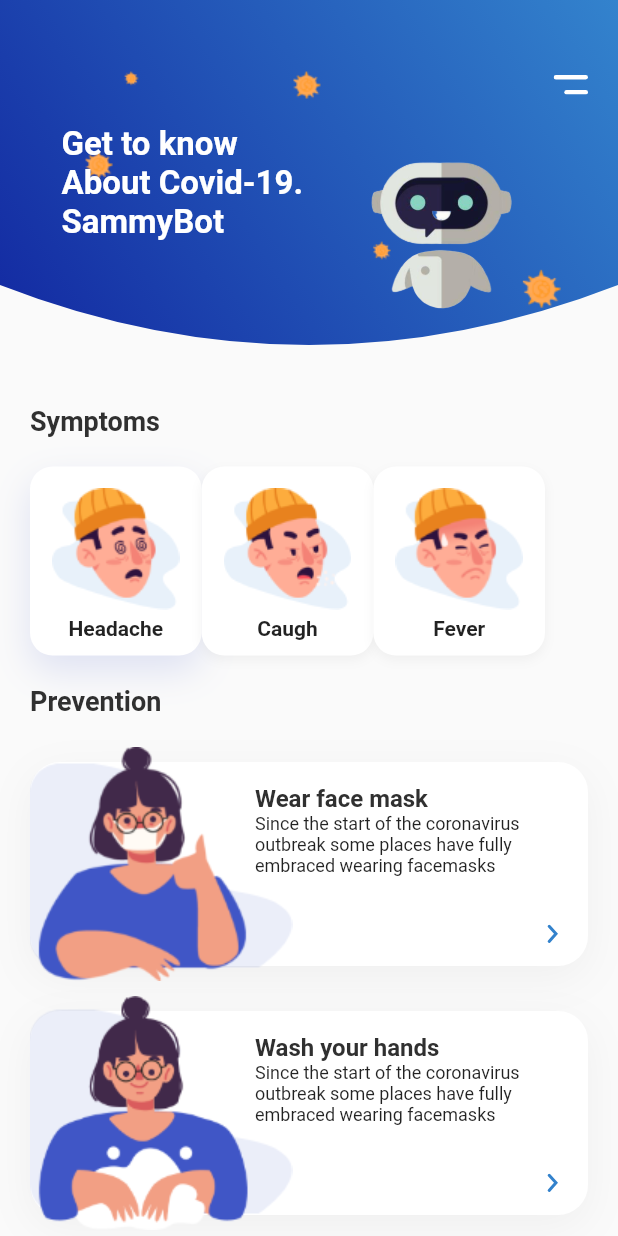
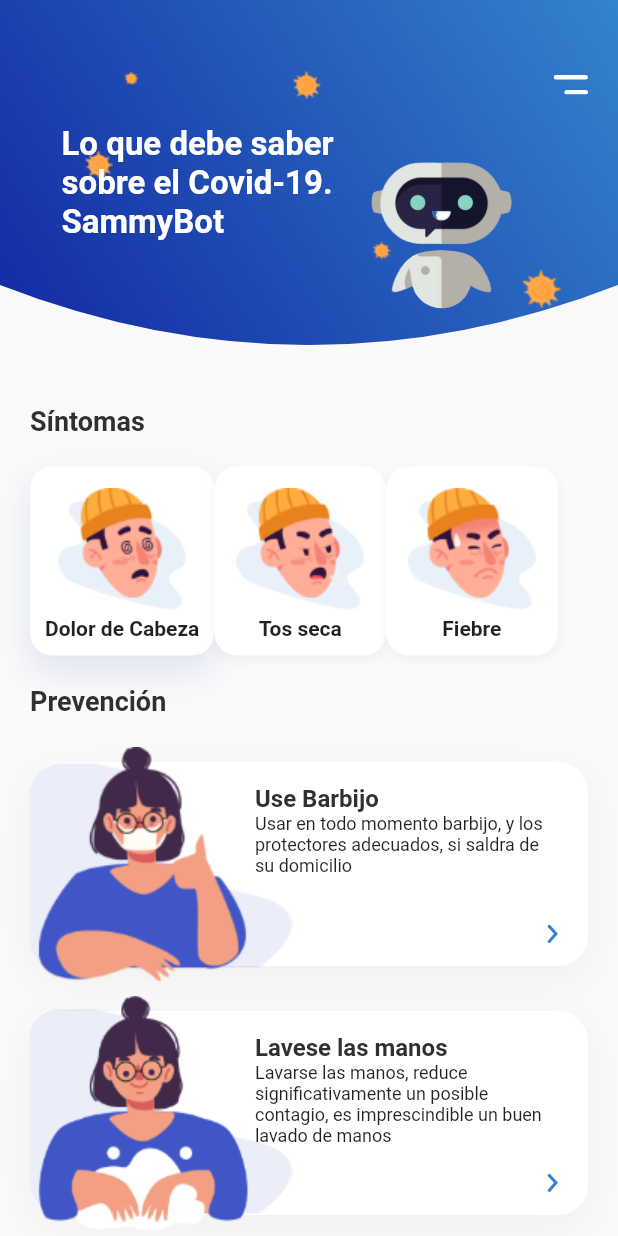
Before and after one commit to LuYaSC/FlutterSammyBotApp, a Flutter app: the InfoScreen screen opened directly, on a phone screen of 412 x 824 dp. Run offline on Flutter 3.47's test engine with Material 2 defaults, Android fonts, the phone set to English and light mode, and no system bars; our stand-ins replace flutter_icons, flutter_svg, location, splashscreen; missing offline and left inert: qrscan; project files that could hold a hidden picture were left out.

Commit message:
update information app

```diff
--- a/appsammybot/lib/info_screen.dart
+++ b/appsammybot/lib/info_screen.dart
@@ -2,6 +2,7 @@ import 'package:appsammybot/constant.dart';
 import 'package:appsammybot/widgets/my_header.dart';
 import 'package:flutter/material.dart';
 import 'package:flutter_svg/flutter_svg.dart';
+import 'package:url_launcher/url_launcher.dart';
 
 class InfoScreen extends StatefulWidget {
   @override
@@ -40,8 +41,8 @@ class _InfoScreenState extends State<InfoScreen> {
           children: <Widget>[
             MyHeader(
               image: "assets/icons/coronadr.svg",
-              textTop: "Get to know",
-              textBottom: "About Covid-19.",
+              textTop: "Lo que debe saber",
+              textBottom: "sobre el Covid-19.",
               offset: offset,
             ),
             Padding(
@@ -50,7 +51,7 @@ class _InfoScreenState extends State<InfoScreen> {
                 crossAxisAlignment: CrossAxisAlignment.start,
                 children: <Widget>[
                   Text(
-                    "Symptoms",
+                    "Síntomas",
                     style: kTitleTextstyle,
                   ),
                   SizedBox(height: 20),
@@ -61,34 +62,36 @@ class _InfoScreenState extends State<InfoScreen> {
                       children: <Widget>[
                         SymptomCard(
                           image: "assets/images/headache.png",
-                          title: "Headache",
+                          title: "Dolor de Cabeza",
                           isActive: true,
                         ),
                         SymptomCard(
                           image: "assets/images/caugh.png",
-                          title: "Caugh",
+                          title: "Tos seca",
                         ),
                         SymptomCard(
                           image: "assets/images/fever.png",
-                          title: "Fever",
+                          title: "Fiebre",
                         ),
                       ],
                     ),
                   ),
                   SizedBox(height: 20),
-                  Text("Prevention", style: kTitleTextstyle),
+                  Text("Prevención", style: kTitleTextstyle),
                   SizedBox(height: 20),
                   PreventCard(
                     text:
-                        "Since the start of the coronavirus outbreak some places have fully embraced wearing facemasks",
+                        "Usar en todo momento barbijo, y los protectores adecuados, si saldra de su domicilio",
                     image: "assets/images/wear_mask.png",
-                    title: "Wear face mask",
+                    title: "Use Barbijo",
+                    urlVideo: 'https://www.youtube.com/watch?v=_TAEe7RLuCc',
                   ),
                   PreventCard(
                     text:
-                        "Since the start of the coronavirus outbreak some places have fully embraced wearing facemasks",
+                        "Lavarse las manos, reduce significativamente un posible contagio, es imprescindible un buen lavado de manos",
                     image: "assets/images/wash_hands.png",
-                    title: "Wash your hands",
+                    title: "Lavese las manos",
+                    urlVideo: 'https://www.youtube.com/watch?v=NMmAj1EKdVo',
                   ),
                   SizedBox(height: 50),
                 ],
@@ -105,11 +108,13 @@ class PreventCard extends StatelessWidget {
   final String image;
   final String title;
   final String text;
+  final String urlVideo;
   const PreventCard({
     Key key,
     this.image,
     this.title,
     this.text,
+    this.urlVideo
   }) : super(key: key);
 
   @override
@@ -163,9 +168,14 @@ class PreventCard extends StatelessWidget {
                         ),
                       ),
                     ),
-                    Align(
-                      alignment: Alignment.topRight,
-                      child: SvgPicture.asset("assets/icons/forward.svg"),
+                    InkWell(
+                      onTap: () {
+                        _launchURL(urlVideo);
+                      },
+                      child: Align(
+                        alignment: Alignment.topRight,
+                        child: SvgPicture.asset("assets/icons/forward.svg"),
+                      ),
                     ),
                   ],
                 ),
@@ -175,6 +185,14 @@ class PreventCard extends StatelessWidget {
         ),
       ),
     );
+  }
+
+  _launchURL(String url) async {
+    if (await canLaunch(url)) {
+      await launch(url);
+    } else {
+      throw 'Could not launch $url';
+    }
   }
 }
 
```
